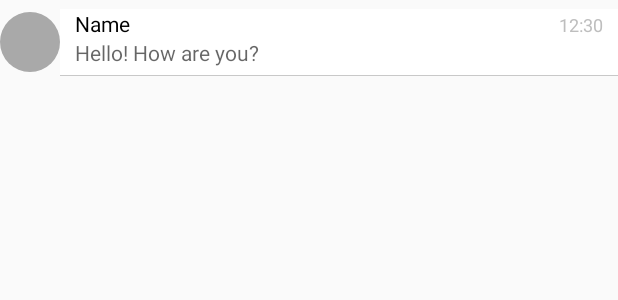
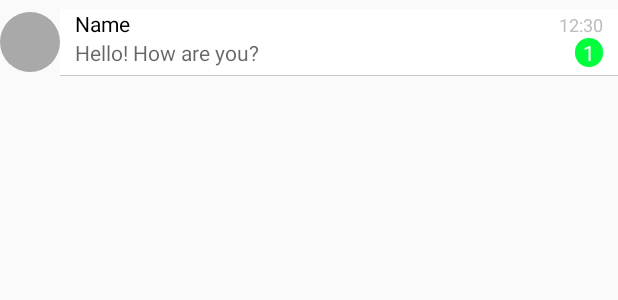
Before and after one commit to aydarhub/Messenger, an Android app: the layout messages_contact_item.xml on its own in the app's theme, with its tools: preview values and no code run, on a phone screen of 412 x 824 dp. Shown: the top 300 px of the screen. Run offline under Robolectric (Android 15) with nearby library versions, the phone set to English and light mode, and no system bars.

Commit message:
Добавил индикатор количества новых сообщений от контакта.

```diff
--- a/app/src/main/res/drawable/contact_icon.xml
+++ b/app/src/main/res/drawable/contact_icon.xml
@@ -3,7 +3,5 @@
     android:shape="oval">
     <solid
         android:color="@color/colorContactIcon"/>
-    <size
-        android:width="12dp"
-        android:height="12dp"/>
+
 </shape>
--- /dev/null
+++ b/app/src/main/res/drawable/new_messages_count.xml
@@ -0,0 +1,9 @@
+<?xml version="1.0" encoding="utf-8"?>
+<shape
+    xmlns:android="http://schemas.android.com/apk/res/android"
+    android:shape="rectangle">
+    <solid
+        android:color="@color/new_messages_count_notification_background"/>
+    <corners android:radius="400dp" />
+
+</shape>
--- a/app/src/main/res/layout/messages_contact_item.xml
+++ b/app/src/main/res/layout/messages_contact_item.xml
@@ -56,14 +56,29 @@
         </LinearLayout>
 
         <LinearLayout
+            android:orientation="horizontal"
             android:layout_width="match_parent"
             android:layout_height="wrap_content">
             <TextView
                 android:id="@+id/message_text"
+                android:layout_width="0dp"
+                android:layout_height="wrap_content"
+                android:layout_gravity="start"
+                android:layout_weight="9"
+                android:hint="Hello! How are you?"/>
+
+            <TextView
+                android:id="@+id/new_messages_count"
                 android:layout_width="wrap_content"
                 android:layout_height="wrap_content"
-                android:layout_gravity="start"
-                android:hint="Hello! How are you?"/>
+                android:paddingStart="5dp"
+                android:paddingEnd="5dp"
+                android:gravity="end"
+                android:background="@drawable/new_messages_count"
+                android:textColorHint="@color/colorWhite"
+                android:textColor="@color/colorWhite"
+                android:hint="1" />
+
         </LinearLayout>
 
     </LinearLayout>
--- a/app/src/main/res/values/colors.xml
+++ b/app/src/main/res/values/colors.xml
@@ -5,4 +5,5 @@
     <color name="mainBackground">#f1f1f1</color>
     <color name="colorWhite">#fff</color>
     <color name="colorContactIcon">#a9a9a9</color>
+    <color name="new_messages_count_notification_background">#00ff3c</color>
 </resources>
```
Also changed, not shown: app/src/main/java/com/aydar/messenger/MessengerFragment.java (+21 -7 lines), app/src/main/java/com/aydar/messenger/leftcolumn/contacts/adapter/ContactHolder.java (+3 -8 lines), app/src/main/res/layout/fragment_messenger.xml (+13 -13 lines), app/src/main/res/layout/message_item.xml (added, +7 -0 lines), app/src/main/res/mipmap-hdpi/chat_bg.png (added), app/src/main/res/mipmap-mdpi/chat_bg.png (added), app/src/main/res/mipmap-xhdpi/chat_bg.png (added), app/src/main/res/mipmap-xxhdpi/chat_bg.png (added), app/src/main/res/mipmap-xxxhdpi/chat_bg.png (added). Lines whose indentation alone changed are shown as unchanged.
